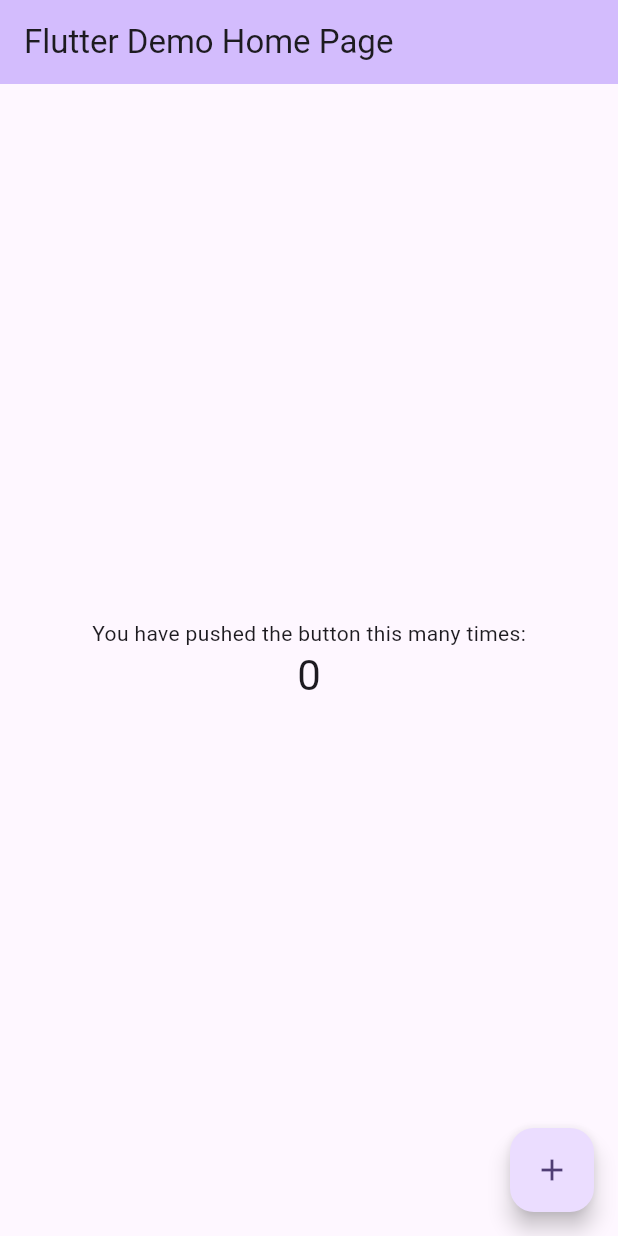
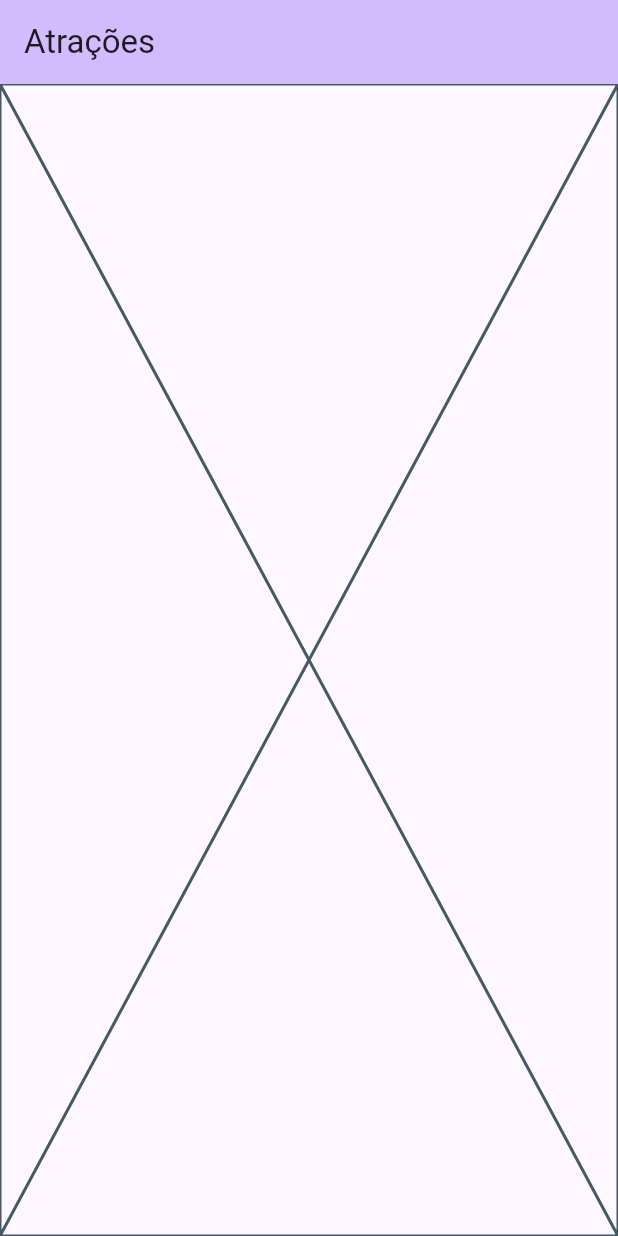
Before and after one commit to JansenDF/favorites_rock_in_rio, a Flutter app: the screen it shows after launch, on a phone screen of 412 x 824 dp. Run offline on Flutter 3.47's test engine with Material 3 defaults, Android fonts, the phone set to English and light mode, and no system bars.

Commit message:
Estruturação do app

```diff
--- a/lib/main.dart
+++ b/lib/main.dart
@@ -1,17 +1,18 @@
 import 'package:flutter/material.dart';
 
 void main() {
-  runApp(const MyApp());
+  runApp(const RockInRio());
 }
 
-class MyApp extends StatelessWidget {
-  const MyApp({super.key});
+class RockInRio extends StatelessWidget {
+  const RockInRio({super.key});
 
   // This widget is the root of your application.
   @override
   Widget build(BuildContext context) {
     return MaterialApp(
-      title: 'Flutter Demo',
+      title: 'Rock in Rio',
+      debugShowCheckedModeBanner: false,
       theme: ThemeData(
         // This is the theme of your application.
         //
@@ -31,7 +32,7 @@
         colorScheme: ColorScheme.fromSeed(seedColor: Colors.deepPurple),
         useMaterial3: true,
       ),
-      home: const MyHomePage(title: 'Flutter Demo Home Page'),
+      home: const MyHomePage(title: 'Favorites Rock in Rio Home Page'),
     );
   }
 }
@@ -55,23 +56,10 @@
 }
 
 class _MyHomePageState extends State<MyHomePage> {
-  int _counter = 0;
-
-  void _incrementCounter() {
-    setState(() {
-      // This call to setState tells the Flutter framework that something has
-      // changed in this State, which causes it to rerun the build method below
-      // so that the display can reflect the updated values. If we changed
-      // _counter without calling setState(), then the build method would not be
-      // called again, and so nothing would appear to happen.
-      _counter++;
-    });
-  }
-
   @override
   Widget build(BuildContext context) {
     // This method is rerun every time setState is called, for instance as done
-    // by the _incrementCounter method above.
+    // by the atração method above.
     //
     // The Flutter framework has been optimized to make rerunning build methods
     // fast, so that you can just rebuild anything that needs updating rather
@@ -84,42 +72,32 @@
         backgroundColor: Theme.of(context).colorScheme.inversePrimary,
         // Here we take the value from the MyHomePage object that was created by
         // the App.build method, and use it to set our appbar title.
-        title: Text(widget.title),
+        title: const Text('Atrações'),
       ),
-      body: Center(
-        // Center is a layout widget. It takes a single child and positions it
-        // in the middle of the parent.
-        child: Column(
-          // Column is also a layout widget. It takes a list of children and
-          // arranges them vertically. By default, it sizes itself to fit its
-          // children horizontally, and tries to be as tall as its parent.
-          //
-          // Column has various properties to control how it sizes itself and
-          // how it positions its children. Here we use mainAxisAlignment to
-          // center the children vertically; the main axis here is the vertical
-          // axis because Columns are vertical (the cross axis would be
-          // horizontal).
-          //
-          // TRY THIS: Invoke "debug painting" (choose the "Toggle Debug Paint"
-          // action in the IDE, or press "p" in the console), to see the
-          // wireframe for each widget.
-          mainAxisAlignment: MainAxisAlignment.center,
-          children: <Widget>[
-            const Text(
-              'You have pushed the button this many times:',
-            ),
-            Text(
-              '$_counter',
-              style: Theme.of(context).textTheme.headlineMedium,
-            ),
-          ],
-        ),
-      ),
-      floatingActionButton: FloatingActionButton(
-        onPressed: _incrementCounter,
-        tooltip: 'Increment',
-        child: const Icon(Icons.add),
-      ), // This trailing comma makes auto-formatting nicer for build methods.
+      body: const Placeholder(),
     );
   }
 }
+
+class Atracao {
+  final String name;
+  final int dia;
+  final List<String> tags;
+
+  const Atracao(this.name, this.dia, this.tags);
+}
+
+const listaAtracoes = [
+  Atracao("Iron Maiden", 2, ["Espetaculo", "Fas", "NovoAlbum"]),
+  Atracao("Alok", 3, ["Influente", "Top", "Show"]),
+  Atracao("Justin Bieber", 4, ["TopCharts", "Hits", "PríncipeDoPOP"]),
+  Atracao("Guns N’ Roses", 8, ["Sucesso", "Espetáculo", "Fas"]),
+  Atracao("Capital Inicial", 9, ["2019", "Novo Álbum", "Fas"]),
+  Atracao("Green Day", 9, ["Sucesso", "Reconhecimento", "Show"]),
+  Atracao("Cold Play", 10, ["NovoAlbum", "Sucesso", "2011"]),
+  Atracao("Ivete Sangalo", 10, ["Unica", "Carreiras", "Fas"]),
+  Atracao("Racionais", 3, ["Hits", "Prêmios", "Respeito"]),
+  Atracao("Gloria Groove", 8, ["Streams", "Representatividade", "Sucesso"]),
+  Atracao("Avril Lavigne", 9, ["Estreia", "Sucesso", "Lançamento"]),
+  Atracao("Ludmilla", 10, ["Representativade", "Sucesso", "Parcerias"]),
+];
```
